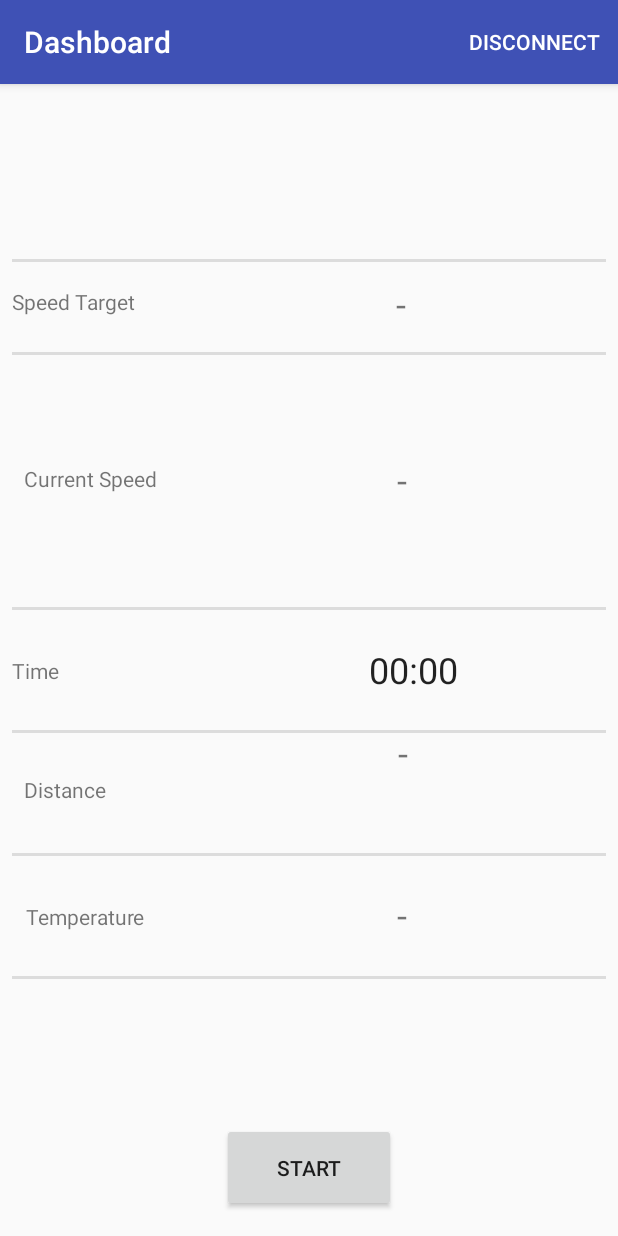
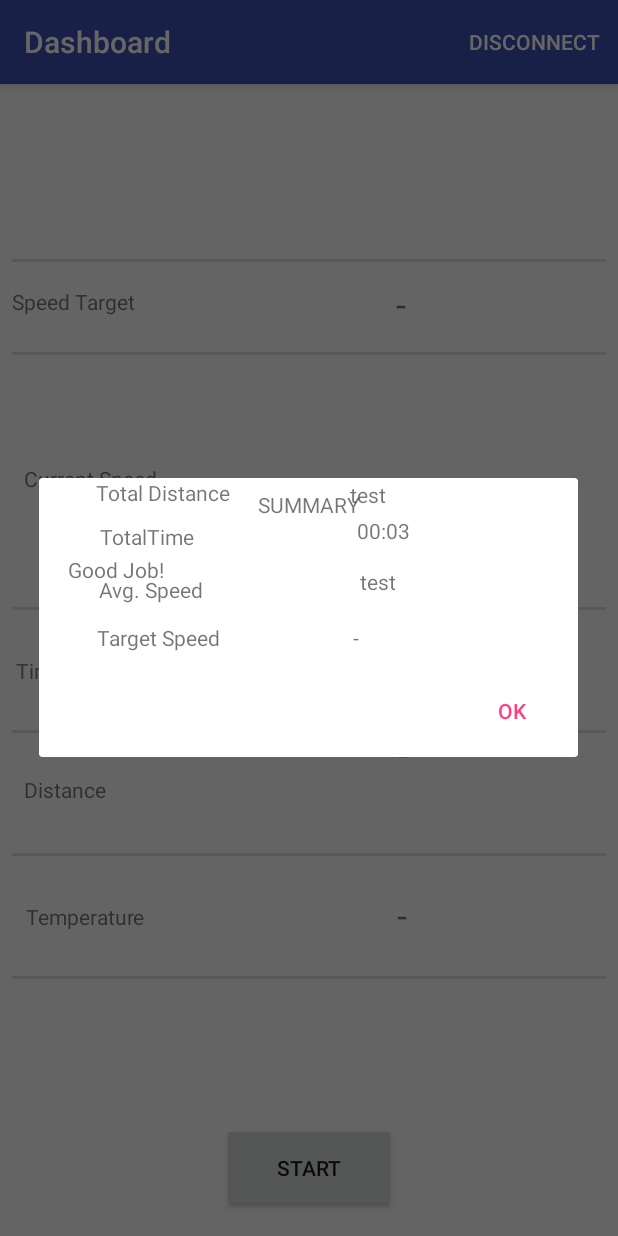
Before and after one commit to oliavd/bikeSpeedMonitor, an Android app: the DisplayActivityFragment1 screen opened directly, with no data from a screen before it, after a tap on "STOP", on a phone screen of 412 x 824 dp. Run offline under Robolectric (Android 15) with nearby library versions, the phone set to English and light mode, and no system bars; libraries missing offline, so code that uses them is left out: com.mbientlab.metawear; 6 statements that could not run were skipped; 2 other taps on this screen came first.

Commit message:
added summary dialog box

```diff
--- a/app/src/main/java/com/example/oliavd/bikespeedmonitor/DisplayActivityFragment1.java
+++ b/app/src/main/java/com/example/oliavd/bikespeedmonitor/DisplayActivityFragment1.java
@@ -65,11 +65,14 @@ public class DisplayActivityFragment1 extends Fragment implements ServiceConnect
     private MetaWearBoard metawear = null;
     private FragmentSettings settings;
     private static final String TAG_ACCEL = "accelerometer";
-    private Accelerometer accelerometer;
-    private GyroBmi160 gyroscope;
+
+
     private SensorFusionBosch sensorfusion;
 
     private BarometerBosch tempModule;
+    private String totalTime,
+    avgSpeed, totalDistance;
+    private double targetSpeed;
     private Timer timerModule;
     private Timer.ScheduledTask scheduledTask;
 
@@ -162,7 +165,6 @@ public class DisplayActivityFragment1 extends Fragment implements ServiceConnect
 
           });
 
-//        TextView speed_data = (TextView) view.findViewById(R.id.speed_textView);
 
 //        ((Switch) view.findViewById(R.id.led_ctrl)).setOnCheckedChangeListener((buttonView, isChecked) -> {
 //           Led led= metawear.getModule(Led.class);
@@ -181,7 +183,8 @@ public class DisplayActivityFragment1 extends Fragment implements ServiceConnect
 
         view.findViewById(R.id.button_start).setOnClickListener(v -> {
 
-            view.findViewById(R.id.stopbutton).setVisibility(View.VISIBLE);
+
+            view.findViewById(R.id.pausebutton).setVisibility(View.VISIBLE);
 
             /*
             * Setup time chronos*/
@@ -189,9 +192,6 @@ public class DisplayActivityFragment1 extends Fragment implements ServiceConnect
             Chronometer chronos = (Chronometer) view.findViewById(R.id.elapsedTimeValue);
             chronos.setBase(SystemClock.elapsedRealtime());
             chronos.start();
-
-
-
 
             Log.i("onClickStart", "Clicked");
 
@@ -257,13 +257,13 @@ public class DisplayActivityFragment1 extends Fragment implements ServiceConnect
 
                             final Acceleration value = data.value(Acceleration.class);
 
-
-
                             Log.i("{x,y,z}:",
                                     value.toString());
                             Log.i("{x}", String.format("%2f", value.x()));
                             Log.i("{y}", String.format("%2f", value.y()));
                             Log.i("{z}", String.format("%2f", value.z()));
+
+                            //TODO implement algorithms to find velocity (data generated every 10 ms
 
                         });
 //                        .to().stream((Subscriber) (data,env)-> {
@@ -289,16 +289,24 @@ public class DisplayActivityFragment1 extends Fragment implements ServiceConnect
                 return null;
             });
 
+            view.findViewById(R.id.pausebutton).setOnClickListener(v2->{
+                view.findViewById(R.id.stopbutton).setVisibility(View.VISIBLE);
+                view.findViewById(R.id.pausebutton).setVisibility(View.INVISIBLE);
+                //TODO Set all view element appropriately
+            });
+
 
             view.findViewById(R.id.stopbutton).setOnClickListener(v1 -> {
 
                 view.findViewById(R.id.stopbutton).setVisibility(View.INVISIBLE);
+                view.findViewById(R.id.button_start).setVisibility(View.VISIBLE);
+                //get Totaltime
+                totalTime = chronos.getText().toString();
                 //stop chronos
                 chronos.stop();
                 chronos.setBase(SystemClock.elapsedRealtime());
-                Log.i("onClickStop", "Clicked");
-                accelerometer.stop();
-                accelerometer.acceleration().stop();
+
+                Log.i("total time:",totalTime);
                 metawear.tearDown();
                 Led led = metawear.getModule(Led.class);
 
@@ -311,6 +319,34 @@ public class DisplayActivityFragment1 extends Fragment implements ServiceConnect
                         .commit();
                 led.play();
 
+
+                //getting prompt from prompt.xml view
+                LayoutInflater li = LayoutInflater.from(getContext());
+                View summaryView = li.inflate(R.layout.summary_dialog,null);
+                //Build alert dialog
+                AlertDialog.Builder alertDialogBuilder = new AlertDialog.Builder(getContext());
+
+                //setting summary_dialog.xml to alertDialog.Builder
+                alertDialogBuilder.setView(summaryView);
+                //get totalTime TextView
+                final TextView totalTimeView = (TextView) summaryView.findViewById(R.id.totalTimeValue),
+                targetSpeedTextView = (TextView) summaryView.findViewById(R.id.speedTargetValue);
+                totalTimeView.setText(totalTime);
+                targetSpeedTextView.setText(speedTarget.getText());
+                //set dialog message
+
+                alertDialogBuilder.setCancelable(false).setPositiveButton("OK", new DialogInterface.OnClickListener() {
+                    @Override
+                    public void onClick(DialogInterface dialogInterface, int i) {
+                        dialogInterface.cancel();
+
+                    }
+                });
+
+                //create alert dialog
+                AlertDialog alertDialog = alertDialogBuilder.create();
+                //show dialog
+                alertDialog.show();
 
             });
 
--- a/app/src/main/res/layout/fragment_display_activity1.xml
+++ b/app/src/main/res/layout/fragment_display_activity1.xml
@@ -43,6 +43,17 @@
         android:layout_height="59dp"
         android:layout_marginBottom="16dp"
         android:text="@string/stop_button"
+        android:visibility="invisible"
+        app:layout_constraintBottom_toBottomOf="parent"
+        app:layout_constraintEnd_toEndOf="parent"
+        app:layout_constraintStart_toStartOf="parent" />
+
+    <Button
+        android:id="@+id/pausebutton"
+        android:layout_width="116dp"
+        android:layout_height="59dp"
+        android:layout_marginBottom="16dp"
+        android:text="@string/pause"
         android:visibility="invisible"
         app:layout_constraintBottom_toBottomOf="parent"
         app:layout_constraintEnd_toEndOf="parent"
@@ -179,7 +190,7 @@
         android:text="@string/time"
         android:textSize="14sp"
         app:layout_constraintBottom_toTopOf="@+id/bottom_divider3"
-        app:layout_constraintEnd_toStartOf="@+id/elapsedTimeValueTextView"
+        app:layout_constraintEnd_toStartOf="@+id/elapsedTimeValue"
         app:layout_constraintHorizontal_bias="0.053"
         app:layout_constraintStart_toStartOf="parent"
         app:layout_constraintTop_toBottomOf="@+id/bottom_divider2"
@@ -217,12 +228,11 @@
 
     <Chronometer
         android:id="@+id/elapsedTimeValue"
-        android:layout_width="201dp"
+        android:layout_width="235dp"
         android:layout_height="35dp"
         android:layout_marginBottom="8dp"
         android:layout_marginEnd="36dp"
         android:gravity="center"
-        android:text="@string/speed_target_value_default"
         android:textSize="24sp"
         app:layout_constraintBottom_toTopOf="@+id/bottom_divider3"
         app:layout_constraintEnd_toEndOf="parent"
--- a/app/src/main/res/layout/prompt.xml
+++ b/app/src/main/res/layout/prompt.xml
@@ -8,9 +8,9 @@
 
     <TextView
         android:id="@+id/textView1"
-        android:layout_width="wrap_content"
+        android:layout_width="377dp"
         android:layout_height="wrap_content"
-        android:text="Enter Speed : "
+        android:text="Enter Target Speed : "
         android:textAppearance="?android:attr/textAppearanceLarge" />
 
     <EditText
--- /dev/null
+++ b/app/src/main/res/layout/summary_dialog.xml
@@ -0,0 +1,129 @@
+<?xml version="1.0" encoding="utf-8"?>
+<android.support.constraint.ConstraintLayout xmlns:android="http://schemas.android.com/apk/res/android"
+    xmlns:app="http://schemas.android.com/apk/res-auto"
+    xmlns:tools="http://schemas.android.com/tools"
+    android:layout_width="match_parent"
+    android:layout_height="match_parent"
+    tools:layout_editor_absoluteY="81dp">
+
+    <TextView
+        android:id="@+id/summaryTextView"
+        android:layout_width="wrap_content"
+        android:layout_height="wrap_content"
+        android:layout_marginEnd="8dp"
+        android:layout_marginStart="8dp"
+        android:layout_marginTop="8dp"
+        android:text="@string/summary"
+        app:layout_constraintEnd_toEndOf="parent"
+        app:layout_constraintStart_toStartOf="parent"
+        app:layout_constraintTop_toTopOf="parent" />
+
+    <TextView
+        android:id="@+id/totalDistanceTextView"
+        android:layout_width="131dp"
+        android:layout_height="17dp"
+        android:layout_marginEnd="8dp"
+        android:layout_marginStart="8dp"
+        android:text="Total Distance"
+        app:layout_constraintEnd_toStartOf="@+id/totalDistanceValue"
+        app:layout_constraintStart_toStartOf="parent"
+        tools:layout_editor_absoluteY="144dp" />
+
+    <TextView
+        android:id="@+id/totalTimeTextView"
+        android:layout_width="131dp"
+        android:layout_height="26dp"
+        android:layout_marginEnd="8dp"
+        android:layout_marginStart="8dp"
+        android:layout_marginTop="8dp"
+        android:text="TotalTime"
+        app:layout_constraintBottom_toBottomOf="@+id/totalTimeValue"
+        app:layout_constraintEnd_toStartOf="@+id/totalTimeValue"
+        app:layout_constraintStart_toStartOf="parent"
+        app:layout_constraintTop_toTopOf="@+id/totalTimeValue" />
+
+    <TextView
+        android:id="@+id/avgSpeedTextView"
+        android:layout_width="134dp"
+        android:layout_height="24dp"
+        android:layout_marginEnd="8dp"
+        android:layout_marginStart="8dp"
+        android:layout_marginTop="8dp"
+        android:text="Avg. Speed"
+        app:layout_constraintBottom_toBottomOf="@+id/avgSpeedValue"
+        app:layout_constraintEnd_toStartOf="@+id/avgSpeedValue"
+        app:layout_constraintHorizontal_bias="0.504"
+        app:layout_constraintStart_toStartOf="parent"
+        app:layout_constraintTop_toBottomOf="@+id/totalTimeTextView"
+        app:layout_constraintVertical_bias="1.0" />
+
+    <TextView
+        android:id="@+id/bravoTextView"
+        android:layout_width="321dp"
+        android:layout_height="30dp"
+        android:layout_marginBottom="8dp"
+        android:layout_marginEnd="8dp"
+        android:layout_marginStart="8dp"
+        android:layout_marginTop="24dp"
+        android:text="Good Job!"
+        app:layout_constraintBottom_toTopOf="@+id/totalDistanceTextView"
+        app:layout_constraintEnd_toEndOf="parent"
+        app:layout_constraintStart_toStartOf="parent"
+        app:layout_constraintTop_toBottomOf="@+id/summaryTextView"
+        app:layout_constraintVertical_bias="0.0" />
+
+    <TextView
+        android:id="@+id/totalDistanceValue"
+        android:layout_width="136dp"
+        android:layout_height="16dp"
+        android:layout_marginEnd="16dp"
+        android:text="test"
+        app:layout_constraintBottom_toBottomOf="@+id/totalDistanceTextView"
+        app:layout_constraintEnd_toEndOf="parent" />
+
+    <TextView
+        android:id="@+id/totalTimeValue"
+        android:layout_width="131dp"
+        android:layout_height="26dp"
+        android:layout_marginEnd="16dp"
+        android:layout_marginTop="8dp"
+        android:text="test"
+        app:layout_constraintEnd_toEndOf="parent"
+        app:layout_constraintTop_toBottomOf="@+id/totalDistanceValue" />
+
+    <TextView
+        android:id="@+id/avgSpeedValue"
+        android:layout_width="137dp"
+        android:layout_height="29dp"
+        android:layout_marginEnd="8dp"
+        android:layout_marginTop="8dp"
+        android:text="test"
+        app:layout_constraintEnd_toEndOf="parent"
+        app:layout_constraintTop_toBottomOf="@+id/totalTimeValue" />
+
+    <TextView
+        android:id="@+id/sppedTargetTextView"
+        android:layout_width="129dp"
+        android:layout_height="27dp"
+        android:layout_marginEnd="8dp"
+        android:layout_marginStart="8dp"
+        android:layout_marginTop="8dp"
+        android:text="Target Speed"
+        app:layout_constraintBottom_toBottomOf="@+id/speedTargetValue"
+        app:layout_constraintEnd_toStartOf="@+id/speedTargetValue"
+        app:layout_constraintHorizontal_bias="0.482"
+        app:layout_constraintStart_toStartOf="parent"
+        app:layout_constraintTop_toTopOf="@+id/speedTargetValue"
+        app:layout_constraintVertical_bias="1.0" />
+
+    <TextView
+        android:id="@+id/speedTargetValue"
+        android:layout_width="122dp"
+        android:layout_height="27dp"
+        android:layout_marginEnd="28dp"
+        android:layout_marginTop="8dp"
+        android:text="test"
+        app:layout_constraintEnd_toEndOf="parent"
+        app:layout_constraintTop_toBottomOf="@+id/avgSpeedValue" />
+
+</android.support.constraint.ConstraintLayout>
--- a/app/src/main/res/values/strings.xml
+++ b/app/src/main/res/values/strings.xml
@@ -19,5 +19,7 @@
     <string name="temperature">Temperature</string>
     <string name="time">Time</string>
     <string name="distance">Distance</string>
+    <string name="summary">SUMMARY</string>
+    <string name="pause">PAUSE</string>
 
 </resources>
```
